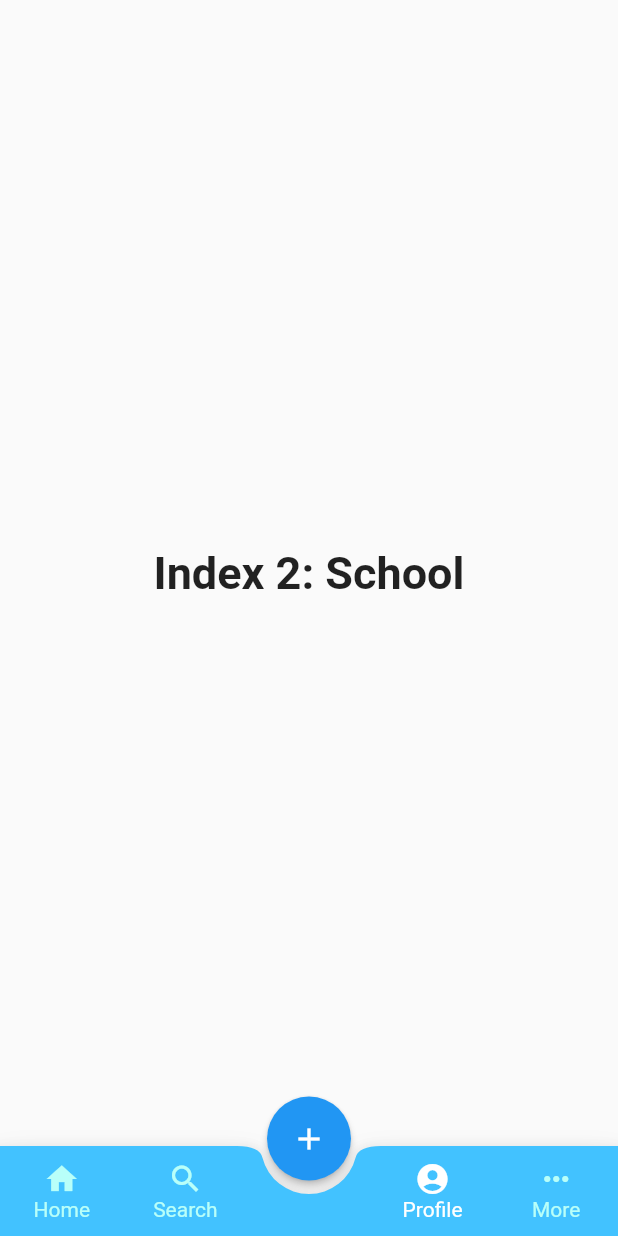
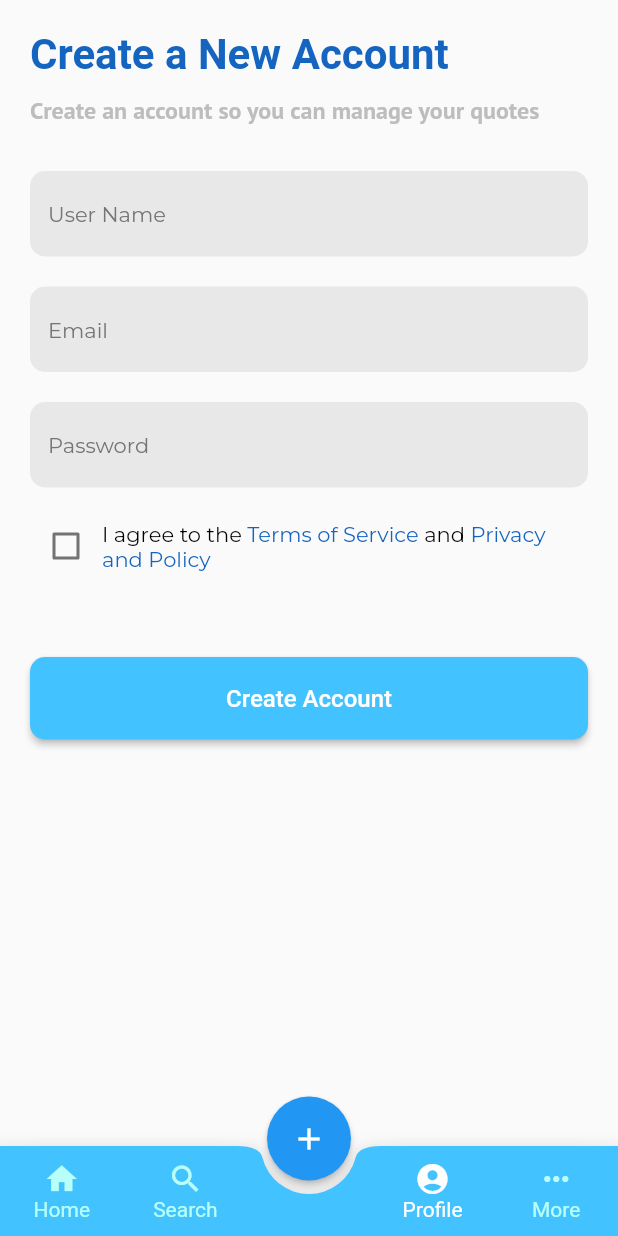
Before and after one commit to kyawtmayhlaing173/daily_quotes, a Flutter app: the screen it shows after launch, item 3 of the bottom bar chosen, on a phone screen of 412 x 824 dp. Run offline on Flutter 3.47's test engine with Material 2 defaults, Android fonts, the phone set to English and light mode, and no system bars; our stand-ins replace bloc, flutter_bloc, google_fonts; network calls fail.

Commit message:
Add UI screen for signup and login screen

```diff
--- a/lib/constants/app_constants.dart
+++ b/lib/constants/app_constants.dart
@@ -4,3 +4,4 @@ const kPrimaryColor = Color(0xFF42C2FF);
 const kSecondaryColor = Color(0xFF85F4FF);
 const kTertiaryColor = Color(0xFFB8FFF9);
 const kQuaternaryColor = Color(0xFFEFFFFD);
+const kTextColor = Color(0xFF1565c0);
--- /dev/null
+++ b/lib/screens/login_screen.dart
@@ -0,0 +1,152 @@
+import 'package:daily_quotes/constants/app_constants.dart';
+import 'package:flutter/material.dart';
+import 'package:google_fonts/google_fonts.dart';
+
+class LoginScreen extends StatefulWidget {
+  const LoginScreen({Key? key}) : super(key: key);
+
+  @override
+  State<LoginScreen> createState() => _LoginScreenState();
+}
+
+class _LoginScreenState extends State<LoginScreen> {
+  bool isChecked = false;
+  @override
+  Widget build(BuildContext context) {
+    return Scaffold(
+      body: SafeArea(
+        child: Container(
+          margin: const EdgeInsets.all(20),
+          child: Column(
+            crossAxisAlignment: CrossAxisAlignment.start,
+            children: [
+              const Text(
+                "Create a New Account",
+                style: TextStyle(
+                    color: kTextColor,
+                    fontSize: 28,
+                    fontWeight: FontWeight.bold),
+              ),
+              const SizedBox(height: 10),
+              Text(
+                'Create an account so you can manage your quotes',
+                style: GoogleFonts.ptSans(
+                  fontWeight: FontWeight.bold,
+                  fontSize: 16,
+                  color: Colors.grey.shade400,
+                ),
+              ),
+              const SizedBox(height: 30),
+              const InputField(hintText: "User Name"),
+              const SizedBox(height: 20),
+              const InputField(hintText: "Email"),
+              const SizedBox(height: 20),
+              const InputField(hintText: "Password"),
+              const SizedBox(height: 15),
+              _termsAndConditionWidget(),
+              const SizedBox(height: 50),
+              _createAccountButtonWidget(),
+            ],
+          ),
+        ),
+      ),
+    );
+  }
+
+  Widget _termsAndConditionWidget() {
+    return Row(
+      children: [
+        Checkbox(
+          checkColor: Colors.white,
+          value: isChecked,
+          onChanged: (bool? value) {
+            setState(() {
+              isChecked = value!;
+            });
+          },
+        ),
+        Expanded(
+          child: RichText(
+            text: TextSpan(
+              text: "I agree to the ",
+              style: GoogleFonts.montserrat(color: Colors.black),
+              children: [
+                TextSpan(
+                  text: 'Terms of Service ',
+                  style: GoogleFonts.montserrat(color: kTextColor),
+                ),
+                const TextSpan(text: 'and '),
+                TextSpan(
+                  text: 'Privacy and Policy',
+                  style: GoogleFonts.montserrat(color: kTextColor),
+                ),
+              ],
+            ),
+          ),
+        ),
+      ],
+    );
+  }
+
+  Widget _createAccountButtonWidget() {
+    return SizedBox(
+      width: MediaQuery.of(context).size.width,
+      height: 55,
+      child: ElevatedButton(
+        onPressed: () {},
+        child: const Text(
+          "Create Account",
+          style: TextStyle(fontSize: 16),
+        ),
+        style: ButtonStyle(
+          shape: MaterialStateProperty.all(
+            RoundedRectangleBorder(
+              borderRadius: BorderRadius.circular(10),
+            ),
+          ),
+        ),
+      ),
+    );
+  }
+}
+
+class InputField extends StatelessWidget {
+  final String hintText;
+  const InputField({
+    Key? key,
+    required this.hintText,
+  }) : super(key: key);
+
+  @override
+  Widget build(BuildContext context) {
+    return TextFormField(
+      style: GoogleFonts.montserrat(color: Colors.black, fontSize: 14),
+      decoration: InputDecoration(
+        border: OutlineInputBorder(
+          borderRadius: BorderRadius.circular(10),
+          borderSide: const BorderSide(
+            width: 0,
+            style: BorderStyle.none,
+          ),
+        ),
+        prefixStyle:
+            GoogleFonts.montserrat(color: Colors.grey.shade600, fontSize: 14),
+        hintText: hintText,
+        hintStyle:
+            GoogleFonts.montserrat(color: Colors.grey.shade600, fontSize: 14),
+        fillColor: const Color(0xFFe8e8e8),
+        filled: true,
+        focusedBorder: OutlineInputBorder(
+          borderRadius: BorderRadius.circular(10),
+          borderSide: const BorderSide(
+            color: kPrimaryColor,
+            width: 2,
+          ),
+        ),
+      ),
+      validator: (value) {
+        return null;
+      },
+    );
+  }
+}
--- a/lib/widgets/bottom_tab_bar_widget.dart
+++ b/lib/widgets/bottom_tab_bar_widget.dart
@@ -1,3 +1,5 @@
+import 'package:daily_quotes/screens/login_screen.dart';
+import 'package:daily_quotes/screens/signup_screen.dart';
 import 'package:flutter/material.dart';
 
 import '../constants/app_constants.dart';
@@ -24,10 +26,8 @@ class _BottomTabBarWidgetState extends State<BottomTabBarWidget> {
       'Index 1: Business',
       style: optionStyle,
     ),
-    Text(
-      'Index 2: School',
-      style: optionStyle,
-    ),
+    LoginScreen(),
+    // SignUpScreen(),
     Text(
       'Index 3: University',
       style: optionStyle,
```
Also changed, not shown: lib/screens/signup_screen.dart (added, +130 -0 lines).
